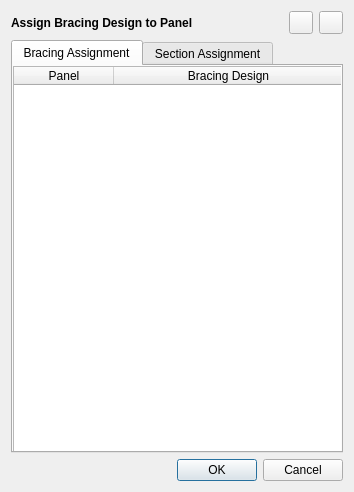
Above: resources/UI/autobuilder_variableassignment.ui from UofT-Seismic-Design-Team/Autobuilder-3.0 before the change. Below: the same form after it.
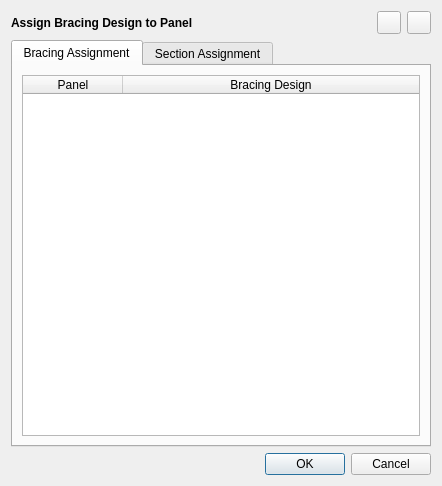
That is the form after the change. The open tabs and pages were chosen to show the change.

Diff of the .ui file:
```diff
--- a/resources/UI/autobuilder_variableassignment.ui
+++ b/resources/UI/autobuilder_variableassignment.ui
@@ -6,8 +6,8 @@
    <rect>
     <x>0</x>
     <y>0</y>
-    <width>354</width>
-    <height>492</height>
+    <width>442</width>
+    <height>486</height>
    </rect>
   </property>
   <property name="windowTitle">
@@ -60,15 +60,9 @@
             <attribute name="title">
              <string>Bracing Assignment</string>
             </attribute>
+            <layout class="QHBoxLayout" name="horizontalLayout_3">
+             <item>
             <widget class="QTableWidget" name="BracingAssignmentTable">
-             <property name="geometry">
-              <rect>
-               <x>0</x>
-               <y>0</y>
-               <width>331</width>
-               <height>391</height>
-              </rect>
-             </property>
              <property name="sizeAdjustPolicy">
               <enum>QAbstractScrollArea::AdjustIgnored</enum>
              </property>
@@ -86,6 +80,8 @@
               </property>
              </column>
             </widget>
+             </item>
+            </layout>
            </widget>
            <widget class="QWidget" name="SectionTab">
             <attribute name="title">
```
Left out of the diff: 16 changed lines with no effect on the pictures. Lines whose indentation alone changed are shown as unchanged.
